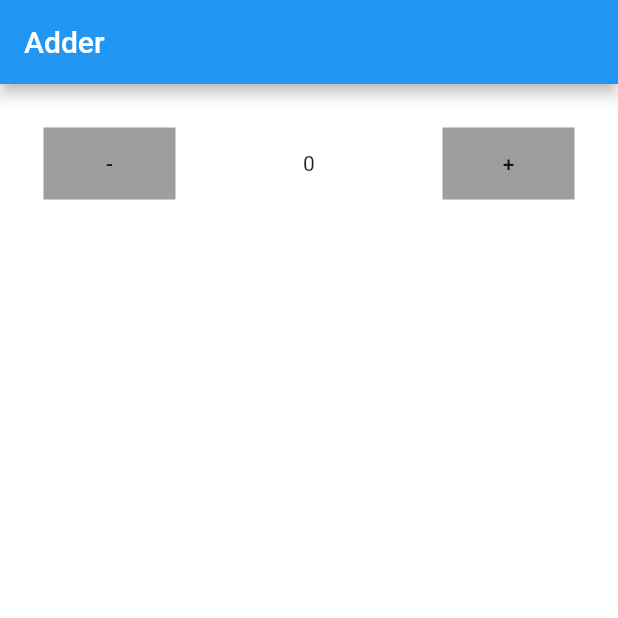
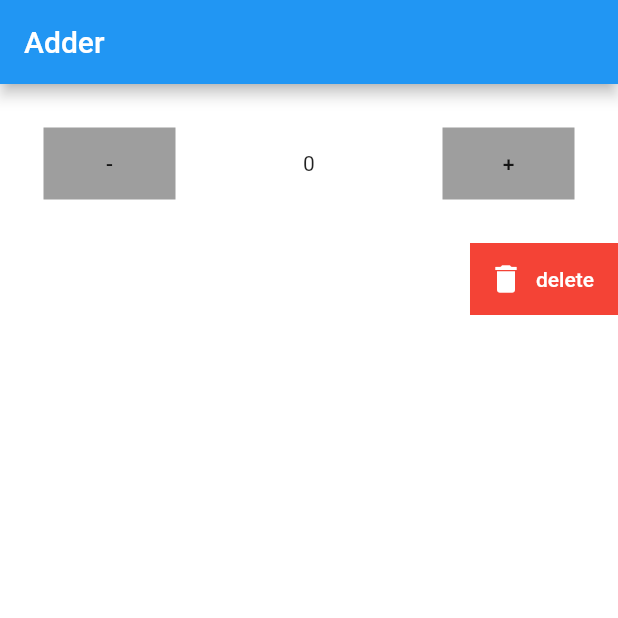
Before and after one commit to VershimaKelvin/adder, a Flutter app: the screen it shows after launch, on a phone screen of 412 x 824 dp, the top half of it. Run offline on Flutter 3.47's test engine with Material 2 defaults, Android fonts, the phone set to English and light mode, and no system bars; our stand-ins replace shared_preferences.

Commit message:
i added a delete button to delete the saved preferences

```diff
--- a/lib/main.dart
+++ b/lib/main.dart
@@ -1,5 +1,6 @@
 import 'package:adder/provider.dart';
 import 'package:flutter/material.dart';
+import 'package:flutter/widgets.dart';
 import 'package:provider/provider.dart';
 import 'package:shared_preferences/shared_preferences.dart';
 
@@ -51,7 +52,28 @@ class _MyAppState extends State<MyApp> {
                 ),
               ],
             ),
+
           ),
+          Row(
+            mainAxisAlignment: MainAxisAlignment.end,
+            children: [
+              Container(
+                color: Colors.red,
+                child: FlatButton.icon(
+                    onPressed:null,
+                    icon: const Icon(
+                      Icons.delete,
+                      color: Colors.white,
+                    ),
+                    label: const Text(
+                      'delete',
+                      style: TextStyle(
+                        color: Colors.white
+                      ),
+                    )),
+              )
+            ],
+          )
         ],
       ),
     );
```
